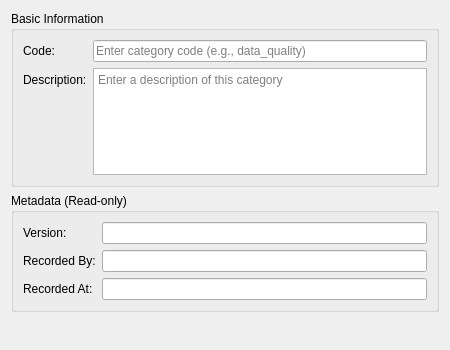
Above: projects/ores.qt/ui/ChangeReasonCategoryDetailDialog.ui from OreStudio/OreStudio before the change. Below: the same form after it.
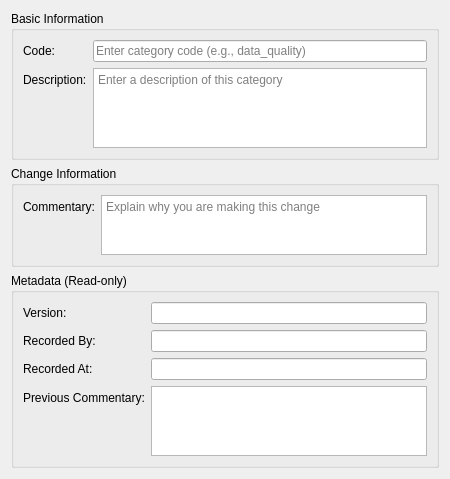
That is the form after the change.

Commit message:
[qt] Add change commentary and category support to detail dialogs
UI improvements based on review feedback:
- Add Change Information group with editable commentary field to both
  ChangeReasonDetailDialog and ChangeReasonCategoryDetailDialog
- Show previous commentary in metadata section
- Make description field larger (QPlainTextEdit) in ChangeReasonDetailDialog
- Load categories into combo box via ChangeReasonCache
- Pass cache to ChangeReasonController from MainWindow

```diff
--- a/projects/ores.qt/ui/ChangeReasonCategoryDetailDialog.ui
+++ b/projects/ores.qt/ui/ChangeReasonCategoryDetailDialog.ui
@@ -75,6 +75,41 @@
      </layout>
     </widget>
    </item>
+   <item>
+    <widget class="QGroupBox" name="changeInfoGroup">
+     <property name="title">
+      <string>Change Information</string>
+     </property>
+     <layout class="QFormLayout" name="changeInfoLayout">
+      <item row="0" column="0">
+       <widget class="QLabel" name="labelChangeCommentary">
+        <property name="text">
+         <string>Commentary:</string>
+        </property>
+       </widget>
+      </item>
+      <item row="0" column="1">
+       <widget class="QPlainTextEdit" name="changeCommentaryEdit">
+        <property name="minimumSize">
+         <size>
+          <width>0</width>
+          <height>60</height>
+         </size>
+        </property>
+        <property name="maximumSize">
+         <size>
+          <width>16777215</width>
+          <height>100</height>
+         </size>
+        </property>
+        <property name="placeholderText">
+         <string>Explain why you are making this change</string>
+        </property>
+       </widget>
+      </item>
+     </layout>
+    </widget>
+   </item>
    <item>
     <widget class="QGroupBox" name="metadataGroup">
      <property name="title">
@@ -123,6 +158,26 @@
         </property>
        </widget>
       </item>
+      <item row="3" column="0">
+       <widget class="QLabel" name="labelPrevCommentary">
+        <property name="text">
+         <string>Previous Commentary:</string>
+        </property>
+       </widget>
+      </item>
+      <item row="3" column="1">
+       <widget class="QPlainTextEdit" name="prevCommentaryEdit">
+        <property name="readOnly">
+         <bool>true</bool>
+        </property>
+        <property name="maximumSize">
+         <size>
+          <width>16777215</width>
+          <height>80</height>
+         </size>
+        </property>
+       </widget>
+      </item>
      </layout>
     </widget>
    </item>
```
The commit also changes 6 other files.
